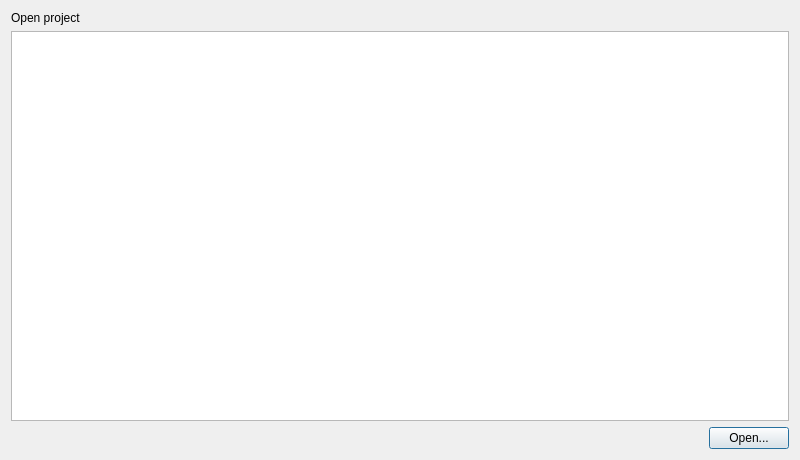
This is src/Player/welcomedialog.ui in congpp/TABEx as Qt 5 draws it before an edit. The edited form follows.
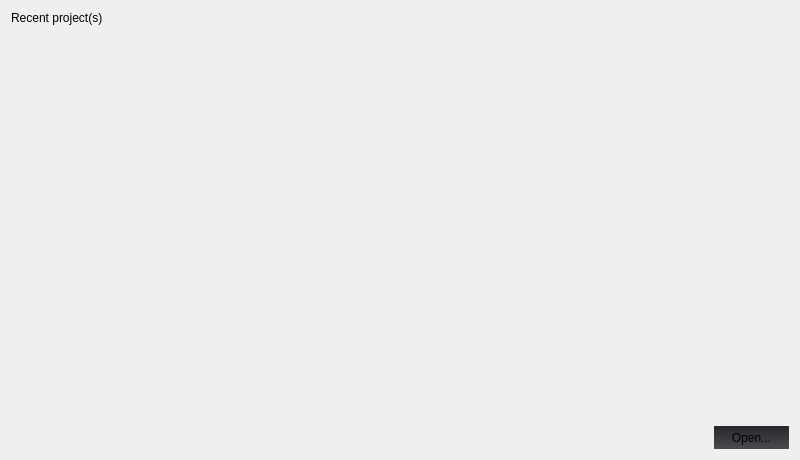
This is the edited form. Icons and pictures are not drawn.

The edit to the form file:
```diff
--- a/src/Player/welcomedialog.ui
+++ b/src/Player/welcomedialog.ui
@@ -13,19 +13,80 @@
   <property name="windowTitle">
    <string>Dialog</string>
   </property>
+  <property name="styleSheet">
+   <string notr="true">#WelcomeDialog
+{
+   background-image: url(:/image/resource/image/welcome.png);
+}
+*{font: 9pt &quot;微软雅黑&quot;;}</string>
+  </property>
   <layout class="QVBoxLayout" name="verticalLayout">
    <item>
     <widget class="QLabel" name="label">
      <property name="text">
-      <string>Open project</string>
+      <string>Recent project(s)</string>
      </property>
     </widget>
    </item>
    <item>
     <widget class="QTableView" name="tableView">
+     <property name="mouseTracking">
+      <bool>true</bool>
+     </property>
+     <property name="styleSheet">
+      <string notr="true">background-color: rgba(255, 255, 255, 0);</string>
+     </property>
+     <property name="frameShape">
+      <enum>QFrame::NoFrame</enum>
+     </property>
+     <property name="frameShadow">
+      <enum>QFrame::Plain</enum>
+     </property>
+     <property name="lineWidth">
+      <number>0</number>
+     </property>
+     <property name="verticalScrollBarPolicy">
+      <enum>Qt::ScrollBarAlwaysOff</enum>
+     </property>
+     <property name="horizontalScrollBarPolicy">
+      <enum>Qt::ScrollBarAlwaysOff</enum>
+     </property>
+     <property name="autoScroll">
+      <bool>false</bool>
+     </property>
+     <property name="showDropIndicator" stdset="0">
+      <bool>false</bool>
+     </property>
+     <property name="selectionMode">
+      <enum>QAbstractItemView::SingleSelection</enum>
+     </property>
+     <property name="verticalScrollMode">
+      <enum>QAbstractItemView::ScrollPerPixel</enum>
+     </property>
+     <property name="horizontalScrollMode">
+      <enum>QAbstractItemView::ScrollPerPixel</enum>
+     </property>
+     <property name="showGrid">
+      <bool>false</bool>
+     </property>
+     <property name="gridStyle">
+      <enum>Qt::DashLine</enum>
+     </property>
+     <property name="cornerButtonEnabled">
+      <bool>false</bool>
+     </property>
      <attribute name="horizontalHeaderVisible">
       <bool>false</bool>
      </attribute>
+     <attribute name="horizontalHeaderDefaultSectionSize">
+      <number>390</number>
+     </attribute>
+     <attribute name="verticalHeaderVisible">
+      <bool>false</bool>
+     </attribute>
+     <attribute name="verticalHeaderDefaultSectionSize">
+      <number>75</number>
+     </attribute>
     </widget>
    </item>
    <item>
@@ -44,7 +105,24 @@
       </spacer>
      </item>
      <item>
-      <widget class="QPushButton" name="pushButton">
+      <widget class="QPushButton" name="pushButtonOpen">
+       <property name="styleSheet">
+        <string notr="true">QPushButton {
+  background-color: qlineargradient(x1: 0, y1: 0, x2: 0, y2: 1,stop: 0 #26272a, stop: 1 #4a4b4e);
+}
+QPushButton:hover {
+  background-color: qlineargradient(x1: 0, y1: 0, x2: 0, y2: 1,stop: 0 #36373a, stop: 1 #5a5b5e);
+}
+QPushButton:pressed {
+  background-color: qlineargradient(x1: 0, y1: 0, x2: 0, y2: 1,stop: 0 #26272a, stop: 1 #4a4b4e);
+}
+QPushButton:flat {
+  border: none; /* no border for a flat push button */
+}
+QPushButton:default {
+  border: none; /* make the default button prominent */
+}</string>
+       </property>
        <property name="text">
         <string>Open...</string>
        </property>
```
